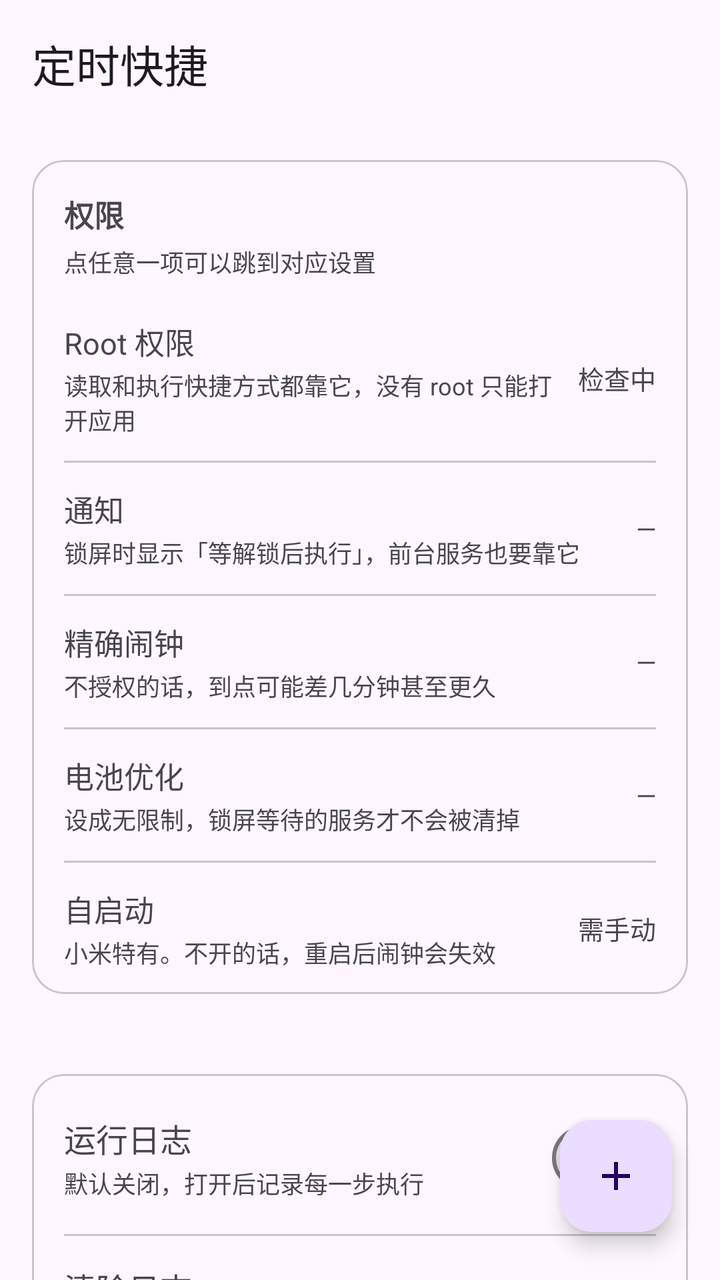
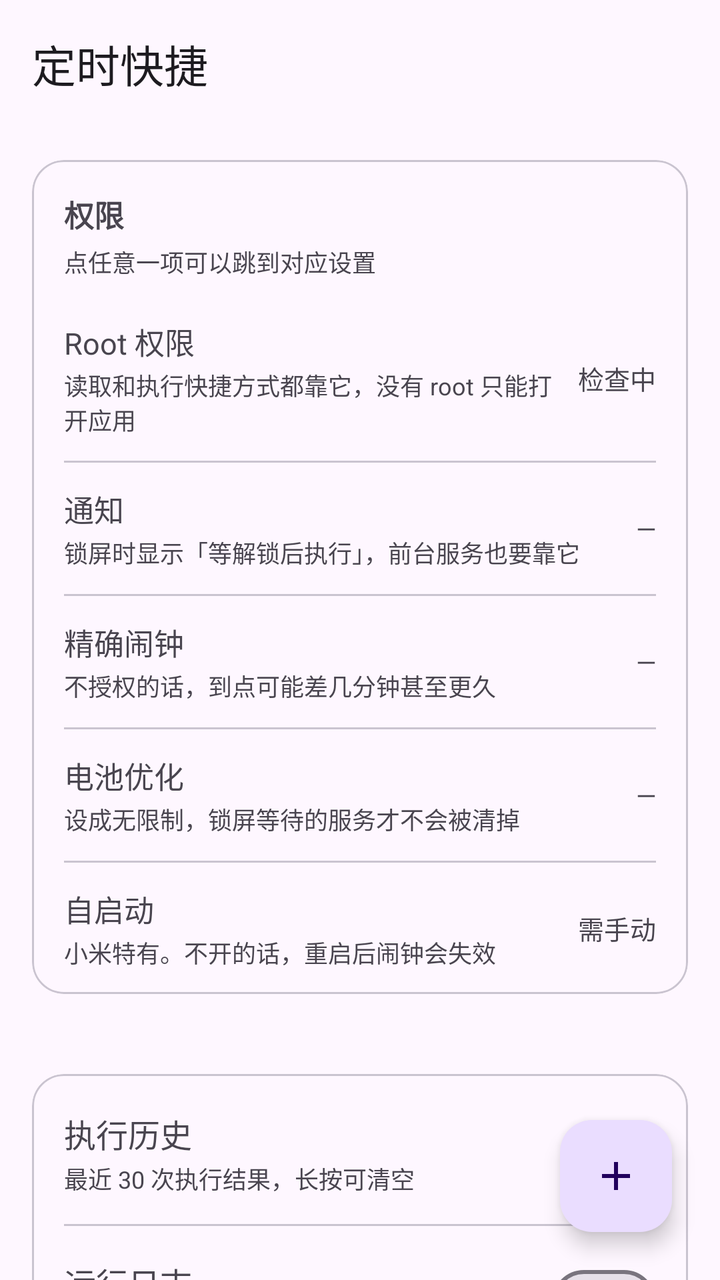

An Android layout rendered at two revisions. The XML below is the earlier revision; the diff shows what the commit changed to produce the second picture.
<!-- AndroidManifest.xml: application theme Theme.RoutineX -->
<!-- res/layout/activity_main.xml -->
<?xml version="1.0" encoding="utf-8"?>
<androidx.coordinatorlayout.widget.CoordinatorLayout xmlns:android="http://schemas.android.com/apk/res/android"
    xmlns:app="http://schemas.android.com/apk/res-auto"
    android:layout_width="match_parent"
    android:layout_height="match_parent">

    <com.google.android.material.appbar.AppBarLayout
        android:layout_width="match_parent"
        android:layout_height="wrap_content"
        android:fitsSystemWindows="true">

        <com.google.android.material.appbar.MaterialToolbar
            android:id="@+id/toolbar"
            android:layout_width="match_parent"
            android:layout_height="?attr/actionBarSize"
            app:title="@string/app_name" />
    </com.google.android.material.appbar.AppBarLayout>

    <androidx.core.widget.NestedScrollView
        android:layout_width="match_parent"
        android:layout_height="match_parent"
        android:clipToPadding="false"
        app:layout_behavior="@string/appbar_scrolling_view_behavior">

        <LinearLayout
            android:layout_width="match_parent"
            android:layout_height="wrap_content"
            android:orientation="vertical"
            android:padding="16dp">

            <com.google.android.material.card.MaterialCardView
                android:id="@+id/permCard"
                android:layout_width="match_parent"
                android:layout_height="wrap_content"
                android:layout_marginBottom="16dp"
                app:cardCornerRadius="16dp"
                app:cardElevation="0dp"
                app:strokeWidth="1dp">

                <LinearLayout
                    android:layout_width="match_parent"
                    android:layout_height="wrap_content"
                    android:orientation="vertical">

                    <TextView
                        android:layout_width="wrap_content"
                        android:layout_height="wrap_content"
                        android:paddingStart="16dp"
                        android:paddingTop="16dp"
                        android:paddingEnd="16dp"
                        android:text="权限"
                        android:textSize="15sp"
                        android:textStyle="bold" />

                    <TextView
                        android:layout_width="wrap_content"
                        android:layout_height="wrap_content"
                        android:paddingStart="16dp"
                        android:paddingTop="4dp"
                        android:paddingEnd="16dp"
                        android:paddingBottom="8dp"
                        android:text="点任意一项可以跳到对应设置"
                        android:textSize="12sp" />

                    <LinearLayout
                        android:id="@+id/rowRoot"
                        android:layout_width="match_parent"
                        android:layout_height="wrap_content"
                        android:background="?attr/selectableItemBackground"
                        android:gravity="center_vertical"
                        android:orientation="horizontal"
                        android:paddingStart="16dp"
                        android:paddingTop="12dp"
                        android:paddingEnd="16dp"
                        android:paddingBottom="12dp">

                        <LinearLayout
                            android:layout_width="0dp"
                            android:layout_height="wrap_content"
                            android:layout_weight="1"
                            android:orientation="vertical">

                            <TextView
                                android:layout_width="wrap_content"
                                android:layout_height="wrap_content"
                                android:text="Root 权限"
                                android:textSize="15sp" />

                            <TextView
                                android:layout_width="wrap_content"
                                android:layout_height="wrap_content"
                                android:layout_marginTop="2dp"
                                android:text="读取和执行快捷方式都靠它，没有 root 只能打开应用"
                                android:textSize="12sp" />
                        </LinearLayout>

                        <TextView
                            android:id="@+id/tvRootState"
                            android:layout_width="wrap_content"
                            android:layout_height="wrap_content"
                            android:layout_marginStart="12dp"
                            android:text="检查中"
                            android:textSize="13sp" />
                    </LinearLayout>

                    <View
                        android:layout_width="match_parent"
                        android:layout_height="1dp"
                        android:layout_marginStart="16dp"
                        android:layout_marginEnd="16dp"
                        android:background="?attr/colorOutlineVariant" />

                    <LinearLayout
                        android:id="@+id/rowNotifPerm"
                        android:layout_width="match_parent"
                        android:layout_height="wrap_content"
                        android:background="?attr/selectableItemBackground"
                        android:gravity="center_vertical"
                        android:orientation="horizontal"
                        android:paddingStart="16dp"
                        android:paddingTop="12dp"
                        android:paddingEnd="16dp"
                        android:paddingBottom="12dp">

                        <LinearLayout
                            android:layout_width="0dp"
                            android:layout_height="wrap_content"
                            android:layout_weight="1"
                            android:orientation="vertical">

                            <TextView
                                android:layout_width="wrap_content"
                                android:layout_height="wrap_content"
                                android:text="通知"
                                android:textSize="15sp" />

                            <TextView
                                android:layout_width="wrap_content"
                                android:layout_height="wrap_content"
                                android:layout_marginTop="2dp"
                                android:text="锁屏时显示「等解锁后执行」，前台服务也要靠它"
                                android:textSize="12sp" />
                        </LinearLayout>

                        <TextView
                            android:id="@+id/tvNotifState"
                            android:layout_width="wrap_content"
                            android:layout_height="wrap_content"
                            android:layout_marginStart="12dp"
                            android:text="—"
                            android:textSize="13sp" />
                    </LinearLayout>

                    <View
                        android:layout_width="match_parent"
                        android:layout_height="1dp"
                        android:layout_marginStart="16dp"
                        android:layout_marginEnd="16dp"
                        android:background="?attr/colorOutlineVariant" />

                    <LinearLayout
                        android:id="@+id/rowExact"
                        android:layout_width="match_parent"
                        android:layout_height="wrap_content"
                        android:background="?attr/selectableItemBackground"
                        android:gravity="center_vertical"
                        android:orientation="horizontal"
                        android:paddingStart="16dp"
                        android:paddingTop="12dp"
                        android:paddingEnd="16dp"
                        android:paddingBottom="12dp">

                        <LinearLayout
                            android:layout_width="0dp"
                            android:layout_height="wrap_content"
                            android:layout_weight="1"
                            android:orientation="vertical">

                            <TextView
                                android:layout_width="wrap_content"
                                android:layout_height="wrap_content"
                                android:text="精确闹钟"
                                android:textSize="15sp" />

                            <TextView
                                android:layout_width="wrap_content"
                                android:layout_height="wrap_content"
                                android:layout_marginTop="2dp"
                                android:text="不授权的话，到点可能差几分钟甚至更久"
                                android:textSize="12sp" />
                        </LinearLayout>

                        <TextView
                            android:id="@+id/tvExactState"
                            android:layout_width="wrap_content"
                            android:layout_height="wrap_content"
                            android:layout_marginStart="12dp"
                            android:text="—"
                            android:textSize="13sp" />
                    </LinearLayout>

                    <View
                        android:layout_width="match_parent"
                        android:layout_height="1dp"
                        android:layout_marginStart="16dp"
                        android:layout_marginEnd="16dp"
                        android:background="?attr/colorOutlineVariant" />

                    <LinearLayout
                        android:id="@+id/rowBattery"
                        android:layout_width="match_parent"
                        android:layout_height="wrap_content"
                        android:background="?attr/selectableItemBackground"
                        android:gravity="center_vertical"
                        android:orientation="horizontal"
                        android:paddingStart="16dp"
                        android:paddingTop="12dp"
                        android:paddingEnd="16dp"
                        android:paddingBottom="12dp">

                        <LinearLayout
                            android:layout_width="0dp"
                            android:layout_height="wrap_content"
                            android:layout_weight="1"
                            android:orientation="vertical">

                            <TextView
                                android:layout_width="wrap_content"
                                android:layout_height="wrap_content"
                                android:text="电池优化"
                                android:textSize="15sp" />

                            <TextView
                                android:layout_width="wrap_content"
                                android:layout_height="wrap_content"
                                android:layout_marginTop="2dp"
                                android:text="设成无限制，锁屏等待的服务才不会被清掉"
                                android:textSize="12sp" />
                        </LinearLayout>

                        <TextView
                            android:id="@+id/tvBatteryState"
                            android:layout_width="wrap_content"
                            android:layout_height="wrap_content"
                            android:layout_marginStart="12dp"
                            android:text="—"
                            android:textSize="13sp" />
                    </LinearLayout>

                    <View
                        android:layout_width="match_parent"
                        android:layout_height="1dp"
                        android:layout_marginStart="16dp"
                        android:layout_marginEnd="16dp"
                        android:background="?attr/colorOutlineVariant" />

                    <LinearLayout
                        android:id="@+id/rowAutoStart"
                        android:layout_width="match_parent"
                        android:layout_height="wrap_content"
                        android:background="?attr/selectableItemBackground"
                        android:gravity="center_vertical"
                        android:orientation="horizontal"
                        android:paddingStart="16dp"
                        android:paddingTop="12dp"
                        android:paddingEnd="16dp"
                        android:paddingBottom="12dp">

                        <LinearLayout
                            android:layout_width="0dp"
                            android:layout_height="wrap_content"
                            android:layout_weight="1"
                            android:orientation="vertical">

                            <TextView
                                android:layout_width="wrap_content"
                                android:layout_height="wrap_content"
                                android:text="自启动"
                                android:textSize="15sp" />

                            <TextView
                                android:layout_width="wrap_content"
                                android:layout_height="wrap_content"
                                android:layout_marginTop="2dp"
                                android:text="小米特有。不开的话，重启后闹钟会失效"
                                android:textSize="12sp" />
                        </LinearLayout>

                        <TextView
                            android:id="@+id/tvAutoState"
                            android:layout_width="wrap_content"
                            android:layout_height="wrap_content"
                            android:layout_marginStart="12dp"
                            android:text="需手动"
                            android:textSize="13sp" />
                    </LinearLayout>
                </LinearLayout>
            </com.google.android.material.card.MaterialCardView>

            <LinearLayout
                android:id="@+id/listContainer"
                android:layout_width="match_parent"
                android:layout_height="wrap_content"
                android:orientation="vertical" />

            <TextView
                android:id="@+id/emptyTip"
                android:layout_width="match_parent"
                android:layout_height="wrap_content"
                android:gravity="center"
                android:lineSpacingExtra="6dp"
                android:paddingTop="48dp"
                android:paddingBottom="48dp"
                android:text="还没有任务\n点右下角的 + 新建一个"
                android:textSize="14sp"
                android:visibility="gone" />

            <com.google.android.material.card.MaterialCardView
                android:layout_width="match_parent"
                android:layout_height="wrap_content"
                android:layout_marginTop="24dp"
                android:layout_marginBottom="88dp"
                app:cardCornerRadius="16dp"
                app:cardElevation="0dp"
                app:strokeWidth="1dp">

                <LinearLayout
                    android:layout_width="match_parent"
                    android:layout_height="wrap_content"
                    android:orientation="vertical"
                    android:paddingTop="4dp"
                    android:paddingBottom="4dp">

                    <LinearLayout
                        android:id="@+id/rowLog"
                        android:layout_width="match_parent"
                        android:layout_height="wrap_content"
                        android:background="?attr/selectableItemBackground"
                        android:gravity="center_vertical"
                        android:orientation="horizontal"
                        android:paddingStart="16dp"
                        android:paddingTop="14dp"
                        android:paddingEnd="16dp"
                        android:paddingBottom="14dp">

                        <LinearLayout
                            android:layout_width="0dp"
                            android:layout_height="wrap_content"
                            android:layout_weight="1"
                            android:orientation="vertical">

                            <TextView
                                android:layout_width="wrap_content"
                                android:layout_height="wrap_content"
                                android:text="运行日志"
                                android:textSize="16sp" />

                            <TextView
                                android:id="@+id/tvLogSub"
                                android:layout_width="wrap_content"
                                android:layout_height="wrap_content"
                                android:layout_marginTop="2dp"
                                android:text="默认关闭，打开后记录每一步执行"
                                android:textSize="12sp" />
                        </LinearLayout>

                        <com.google.android.material.materialswitch.MaterialSwitch
                            android:id="@+id/swLog"
                            android:layout_width="wrap_content"
                            android:layout_height="wrap_content" />
                    </LinearLayout>

                    <View
                        android:layout_width="match_parent"
                        android:layout_height="1dp"
                        android:layout_marginStart="16dp"
                        android:layout_marginEnd="16dp"
                        android:background="?attr/colorOutlineVariant" />

                    <LinearLayout
                        android:id="@+id/rowClearLog"
                        android:layout_width="match_parent"
                        android:layout_height="wrap_content"
                        android:background="?attr/selectableItemBackground"
                        android:gravity="center_vertical"
                        android:orientation="horizontal"
                        android:paddingStart="16dp"
                        android:paddingTop="14dp"
                        android:paddingEnd="16dp"
                        android:paddingBottom="14dp">

                        <LinearLayout
                            android:layout_width="0dp"
                            android:layout_height="wrap_content"
                            android:layout_weight="1"
                            android:orientation="vertical">

                            <TextView
                                android:layout_width="wrap_content"
                                android:layout_height="wrap_content"
                                android:text="清除日志"
                                android:textSize="16sp" />

                            <TextView
                                android:id="@+id/tvLogSize"
                                android:layout_width="wrap_content"
                                android:layout_height="wrap_content"
                                android:layout_marginTop="2dp"
                                android:text="暂无日志"
                                android:textSize="12sp" />
                        </LinearLayout>
                    </LinearLayout>

                    <View
                        android:layout_width="match_parent"
                        android:layout_height="1dp"
                        android:layout_marginStart="16dp"
                        android:layout_marginEnd="16dp"
                        android:background="?attr/colorOutlineVariant" />

                    <LinearLayout
                        android:id="@+id/rowAbout"
                        android:layout_width="match_parent"
                        android:layout_height="wrap_content"
                        android:background="?attr/selectableItemBackground"
                        android:gravity="center_vertical"
                        android:orientation="horizontal"
                        android:paddingStart="16dp"
                        android:paddingTop="14dp"
                        android:paddingEnd="16dp"
                        android:paddingBottom="14dp">

                        <LinearLayout
                            android:layout_width="0dp"
                            android:layout_height="wrap_content"
                            android:layout_weight="1"
                            android:orientation="vertical">

                            <TextView
                                android:layout_width="wrap_content"
                                android:layout_height="wrap_content"
                                android:text="关于"
                                android:textSize="16sp" />

                            <TextView
                                android:id="@+id/tvAboutSub"
                                android:layout_width="wrap_content"
                                android:layout_height="wrap_content"
                                android:layout_marginTop="2dp"
                                android:text=""
                                android:textSize="12sp" />
                        </LinearLayout>
                    </LinearLayout>
                </LinearLayout>
            </com.google.android.material.card.MaterialCardView>
        </LinearLayout>
    </androidx.core.widget.NestedScrollView>

    <com.google.android.material.floatingactionbutton.FloatingActionButton
        android:id="@+id/fab"
        android:layout_width="wrap_content"
        android:layout_height="wrap_content"
        android:layout_gravity="bottom|end"
        android:layout_margin="24dp"
        android:contentDescription="新建任务"
        android:src="@drawable/ic_add" />

</androidx.coordinatorlayout.widget.CoordinatorLayout>
<!-- resources referenced by this layout -->
<resources>
  <!-- drawable ic_add (drawable) -->
  <?xml version="1.0" encoding="utf-8"?>
  <vector xmlns:android="http://schemas.android.com/apk/res/android"
      android:width="24dp"
      android:height="24dp"
      android:viewportWidth="24"
      android:viewportHeight="24"
      android:tint="?attr/colorOnPrimaryContainer">
      <path
          android:fillColor="#FF000000"
          android:pathData="M19,13h-6v6h-2v-6H5v-2h6V5h2v6h6v2z" />
  </vector>
  <string name="app_name">定时快捷</string>
  <style name="Theme.RoutineX" parent="Theme.Material3.DayNight.NoActionBar">
          <item name="android:statusBarColor">@android:color/transparent</item>
          <item name="android:windowLightStatusBar">true</item>
      </style>
</resources>

<!-- the commit's change to res/layout/activity_main.xml (unified diff, before → after) -->
@@ -332,6 +332,47 @@
                     android:paddingBottom="4dp">
 
                     <LinearLayout
+                        android:id="@+id/rowHistory"
+                        android:layout_width="match_parent"
+                        android:layout_height="wrap_content"
+                        android:background="?attr/selectableItemBackground"
+                        android:gravity="center_vertical"
+                        android:orientation="horizontal"
+                        android:paddingStart="16dp"
+                        android:paddingTop="14dp"
+                        android:paddingEnd="16dp"
+                        android:paddingBottom="14dp">
+
+                        <LinearLayout
+                            android:layout_width="0dp"
+                            android:layout_height="wrap_content"
+                            android:layout_weight="1"
+                            android:orientation="vertical">
+
+                            <TextView
+                                android:layout_width="wrap_content"
+                                android:layout_height="wrap_content"
+                                android:text="执行历史"
+                                android:textSize="16sp" />
+
+                            <TextView
+                                android:id="@+id/tvHistorySub"
+                                android:layout_width="wrap_content"
+                                android:layout_height="wrap_content"
+                                android:layout_marginTop="2dp"
+                                android:text="最近 30 次执行结果，长按可清空"
+                                android:textSize="12sp" />
+                        </LinearLayout>
+                    </LinearLayout>
+
+                    <View
+                        android:layout_width="match_parent"
+                        android:layout_height="1dp"
+                        android:layout_marginStart="16dp"
+                        android:layout_marginEnd="16dp"
+                        android:background="?attr/colorOutlineVariant" />
+
+                    <LinearLayout
                         android:id="@+id/rowLog"
                         android:layout_width="match_parent"
                         android:layout_height="wrap_content"
